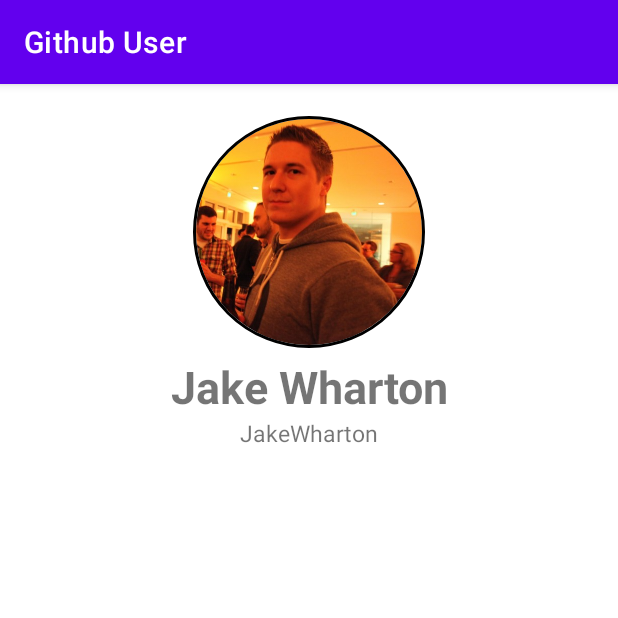
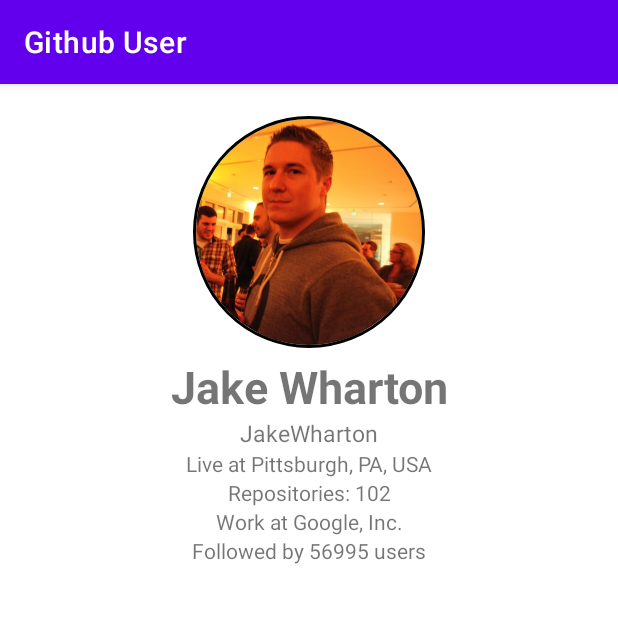
Before and after one commit to un-ro/github-user, an Android app: the screen it shows after launch (DetailActivity), after a tap on an icon or button, on a phone screen of 412 x 824 dp, the top half of it. Run offline under Robolectric (Android 15) with nearby library versions, the phone set to English and light mode, and no system bars; our stand-ins replace CircleImageView.

Commit message:
Change Basic Information to Rich Information for Detail

```diff
--- a/app/src/main/java/com/unero/githubuser/DetailActivity.kt
+++ b/app/src/main/java/com/unero/githubuser/DetailActivity.kt
@@ -22,6 +22,11 @@ class DetailActivity : AppCompatActivity() {
         binding.imgAvatar.setImageResource(user.avatar)
         binding.tvName.text = user.name
         binding.tvUsername.text = user.username
+        binding.tvloc.text = "Live at ${user.location}"
+        binding.tvrepo.text = "Repositories: ${user.repository}"
+        binding.tvcompany.text = "Work at ${user.company}"
+        binding.tvfollower.text = "Followed by ${user.followers} users"
+        binding.tvfollowing.text = "Following ${user.following} users"
 
         setContentView(binding.root)
     }
--- a/app/src/main/java/com/unero/githubuser/MainActivity.kt
+++ b/app/src/main/java/com/unero/githubuser/MainActivity.kt
@@ -3,7 +3,6 @@ package com.unero.githubuser
 import android.content.res.TypedArray
 import androidx.appcompat.app.AppCompatActivity
 import android.os.Bundle
-import android.widget.LinearLayout
 import androidx.recyclerview.widget.LinearLayoutManager
 import com.unero.githubuser.adapter.UserAdapter
 import com.unero.githubuser.data.User
@@ -11,10 +10,7 @@ import com.unero.githubuser.databinding.ActivityMainBinding
 
 class MainActivity : AppCompatActivity() {
 
-    // Data
-    private lateinit var dataName: Array<String>
-    private lateinit var dataUsername: Array<String>
-    private lateinit var dataAvatar: TypedArray
+    // Data Collection
     private var users = arrayListOf<User>()
 
     private lateinit var binding: ActivityMainBinding
@@ -29,18 +25,31 @@ class MainActivity : AppCompatActivity() {
     }
 
     private fun setup() {
-        dataName = resources.getStringArray(R.array.name)
-        dataUsername = resources.getStringArray(R.array.username)
-        dataAvatar = resources.obtainTypedArray(R.array.avatar)
+        val names: Array<String> = resources.getStringArray(R.array.name)
+        val username: Array<String> = resources.getStringArray(R.array.username)
+        val avatar: TypedArray = resources.obtainTypedArray(R.array.avatar)
+        val location: Array<String> = resources.getStringArray(R.array.location)
+        val repos: Array<String> = resources.getStringArray(R.array.repository)
+        val company: Array<String> = resources.getStringArray(R.array.company)
+        val followers: Array<String> = resources.getStringArray(R.array.followers)
+        val following: Array<String> = resources.getStringArray(R.array.following)
 
         // Fill
-        for (pos in dataName.indices) {
+        for (pos in names.indices) {
             val user = User(
-                dataAvatar.getResourceId(pos, -1),
-                dataName[pos],
-                dataUsername[pos]
+                avatar.getResourceId(pos, -1),
+                names[pos],
+                username[pos],
+                location[pos],
+                repos[pos],
+                company[pos],
+                followers[pos],
+                following[pos]
             )
             users.add(user)
         }
+
+        // TypedArray should recycled
+        avatar.recycle()
     }
 }
--- a/app/src/main/java/com/unero/githubuser/data/User.kt
+++ b/app/src/main/java/com/unero/githubuser/data/User.kt
@@ -7,5 +7,10 @@ import kotlinx.parcelize.Parcelize
 data class User(
     var avatar: Int,
     var name: String,
-    var username: String
+    var username: String,
+    var location: String,
+    var repository: String,
+    var company: String,
+    var followers: String,
+    var following: String
 ) : Parcelable
--- a/app/src/main/res/layout/activity_detail.xml
+++ b/app/src/main/res/layout/activity_detail.xml
@@ -40,4 +40,44 @@
         app:layout_constraintStart_toStartOf="parent"
         app:layout_constraintEnd_toEndOf="parent" />
 
+    <TextView
+        android:id="@+id/tvloc"
+        android:layout_width="wrap_content"
+        android:layout_height="wrap_content"
+        app:layout_constraintTop_toBottomOf="@id/tvUsername"
+        app:layout_constraintStart_toStartOf="parent"
+        app:layout_constraintEnd_toEndOf="parent" />
+
+    <TextView
+        android:id="@+id/tvrepo"
+        android:layout_width="wrap_content"
+        android:layout_height="wrap_content"
+        app:layout_constraintTop_toBottomOf="@id/tvloc"
+        app:layout_constraintStart_toStartOf="parent"
+        app:layout_constraintEnd_toEndOf="parent" />
+
+    <TextView
+        android:id="@+id/tvcompany"
+        android:layout_width="wrap_content"
+        android:layout_height="wrap_content"
+        app:layout_constraintTop_toBottomOf="@id/tvrepo"
+        app:layout_constraintStart_toStartOf="parent"
+        app:layout_constraintEnd_toEndOf="parent" />
+
+    <TextView
+        android:id="@+id/tvfollower"
+        android:layout_width="wrap_content"
+        android:layout_height="wrap_content"
+        app:layout_constraintTop_toBottomOf="@id/tvcompany"
+        app:layout_constraintStart_toStartOf="parent"
+        app:layout_constraintEnd_toEndOf="parent" />
+
+    <TextView
+        android:id="@+id/tvfollowing"
+        android:layout_width="wrap_content"
+        android:layout_height="wrap_content"
+        app:layout_constraintTop_toBottomOf="@id/tvfollowing"
+        app:layout_constraintStart_toStartOf="parent"
+        app:layout_constraintEnd_toEndOf="parent" />
+
 </androidx.constraintlayout.widget.ConstraintLayout>
```
